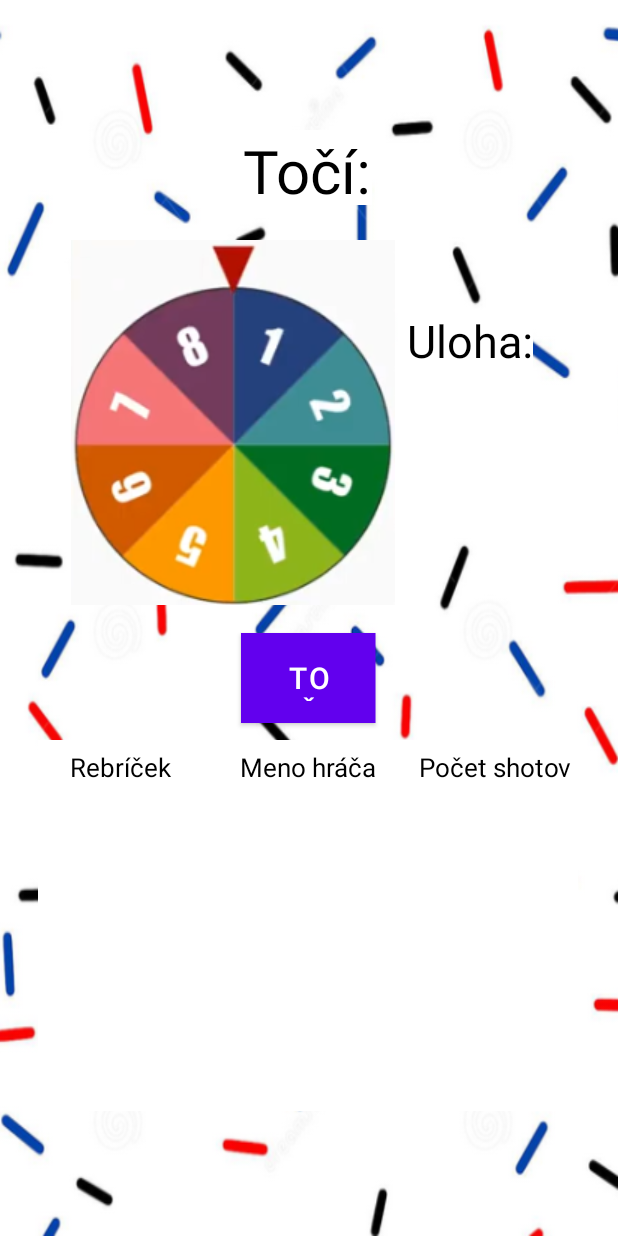
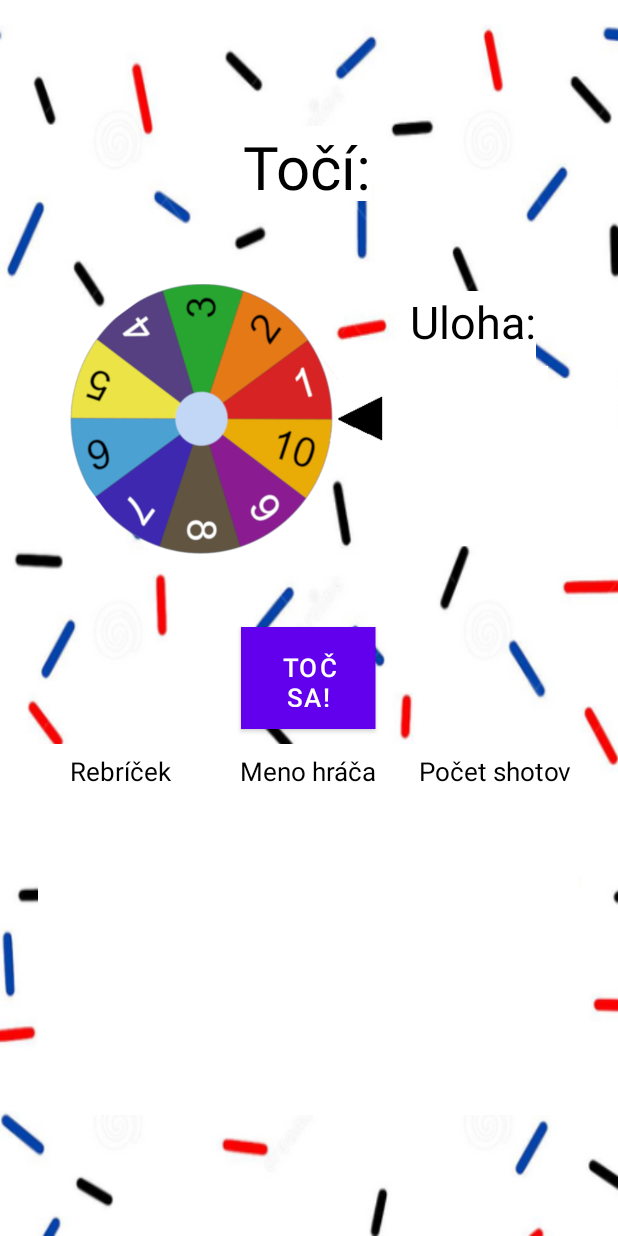
Before and after one commit to marek-cuper/Spin_and_drink, an Android app: the MainSpin screen opened directly, with no data from a screen before it, on a phone screen of 412 x 824 dp. Run offline under Robolectric (Android 15) with nearby library versions, the phone set to English and light mode, and no system bars; 3 statements that could not run were skipped.

```diff
--- a/app/src/main/res/layout/activity_main_spin.xml
+++ b/app/src/main/res/layout/activity_main_spin.xml
@@ -59,10 +59,17 @@
         app:layout_constraintTop_toTopOf="parent">
 
         <ImageView
-            android:id="@+id/imageView"
-            android:layout_width="wrap_content"
-            android:layout_height="wrap_content"
-            app:srcCompat="@drawable/roult" />
+            android:id="@+id/imageViewKoleso"
+            android:layout_width="180dp"
+            android:layout_height="180dp"
+            app:srcCompat="@drawable/koleso10" />
+
+        <ImageView
+            android:id="@+id/imageViewPointer"
+            android:layout_width="30dp"
+            android:layout_height="30dp"
+            app:srcCompat="@drawable/pointerfin"
+            android:layout_marginEnd="10dp"/>
 
         <LinearLayout
             android:layout_width="100dp"
@@ -89,7 +96,7 @@
             <TextView
                 android:id="@+id/TextViewVytocenaUloha"
                 android:layout_width="100dp"
-                android:layout_height="100dp"
+                android:layout_height="120dp"
                 android:background="@color/white"
                 android:textAlignment="center"
                 android:textColor="@color/black"
@@ -105,7 +112,7 @@
         <Button
             android:id="@+id/tocSaButton"
             android:layout_width="60dp"
-            android:layout_height="40dp"
+            android:layout_height="45dp"
             android:layout_marginTop="20dp"
             android:layout_marginBottom="15dp"
             android:background="@color/purple_500"
@@ -114,7 +121,7 @@
             android:scaleY="1.5"
             android:text="@string/toci_tlacitko"
             android:textColor="@color/white"
-            android:textSize="13sp" />
+            android:textSize="11sp" />
 
         <LinearLayout
             android:layout_width="360dp"
--- a/app/src/main/res/layout/content_main_spin.xml
+++ b/app/src/main/res/layout/content_main_spin.xml
@@ -8,7 +8,7 @@
     android:background="@drawable/fun02">
 
     <ImageView
-        android:id="@+id/imageView"
+        android:id="@+id/imageViewKoleso"
         android:layout_width="wrap_content"
         android:layout_height="wrap_content"
         app:layout_constraintBottom_toBottomOf="parent"
@@ -87,7 +87,7 @@
         android:text="Rebríček:"
         android:textColor="@color/black"
         android:textSize="30dp"
-        app:layout_constraintTop_toBottomOf="@+id/imageView"
+        app:layout_constraintTop_toBottomOf="@+id/imageViewKoleso"
         tools:layout_editor_absoluteX="144dp" />
 
     <Button
@@ -100,7 +100,7 @@
         app:layout_constraintBottom_toBottomOf="parent"
         app:layout_constraintEnd_toEndOf="parent"
         app:layout_constraintStart_toStartOf="parent"
-        app:layout_constraintTop_toBottomOf="@+id/imageView"
+        app:layout_constraintTop_toBottomOf="@+id/imageViewKoleso"
         app:layout_constraintVertical_bias="0.096" />
 
 </androidx.constraintlayout.widget.ConstraintLayout>
--- a/app/src/main/res/layout/spin_missions.xml
+++ b/app/src/main/res/layout/spin_missions.xml
@@ -8,7 +8,7 @@
     android:background="@drawable/fun02">
 
     <ImageView
-        android:id="@+id/imageView"
+        android:id="@+id/imageViewKoleso"
         android:layout_width="wrap_content"
         android:layout_height="wrap_content"
         app:layout_constraintBottom_toBottomOf="parent"
@@ -87,7 +87,7 @@
         android:text="Rebríček:"
         android:textColor="@color/black"
         android:textSize="30dp"
-        app:layout_constraintTop_toBottomOf="@+id/imageView"
+        app:layout_constraintTop_toBottomOf="@+id/imageViewKoleso"
         tools:layout_editor_absoluteX="144dp" />
 
     <Button
--- a/app/src/main/res/values/colors.xml
+++ b/app/src/main/res/values/colors.xml
@@ -2,6 +2,7 @@
 <resources>
     <color name="boys">#75BCF4</color>
     <color name="girls">#E95E8D</color>
+    <color name="light_purple">#FFE6FB</color>
     <color name="purple_200">#FFBB86FC</color>
     <color name="purple_500">#FF6200EE</color>
     <color name="purple_700">#FF3700B3</color>
```
Also changed, not shown: app/src/main/java/com/example/spinyourdrink/MainSpin.kt (+38 -22 lines), app/src/main/res/drawable-v24/koleso10.png (added), app/src/main/res/drawable-v24/pointerfin.png (added).
